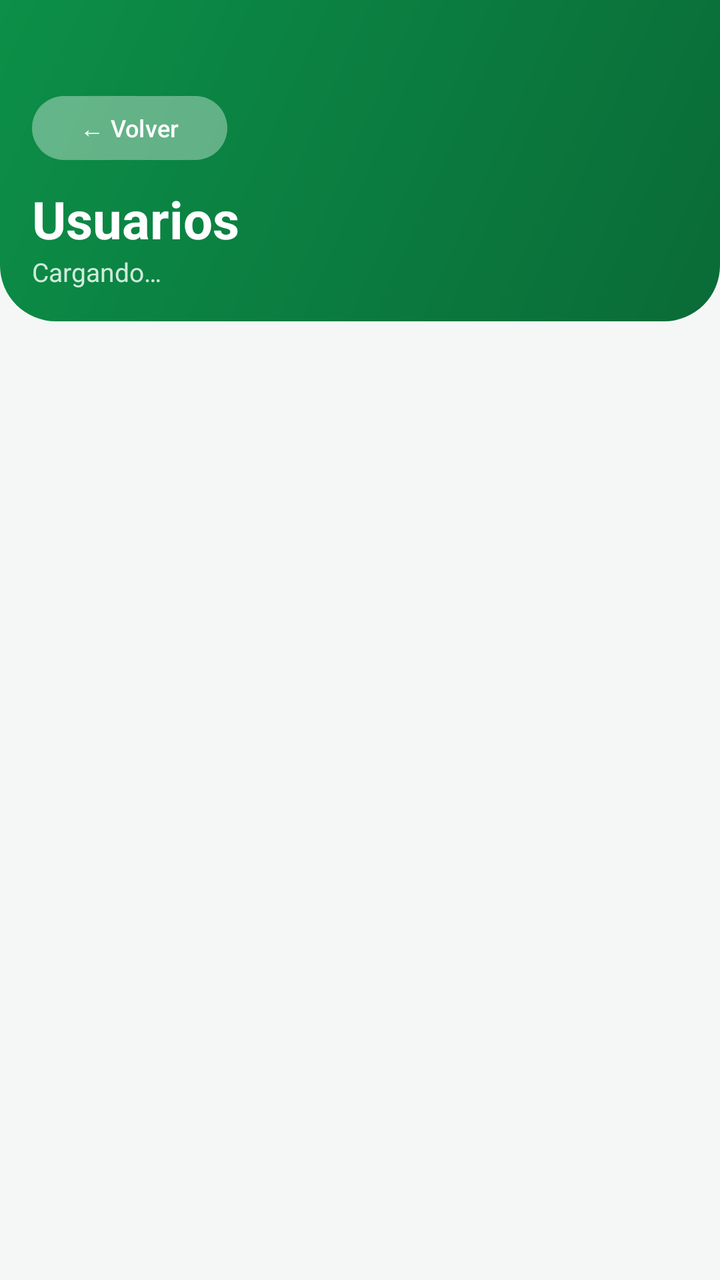
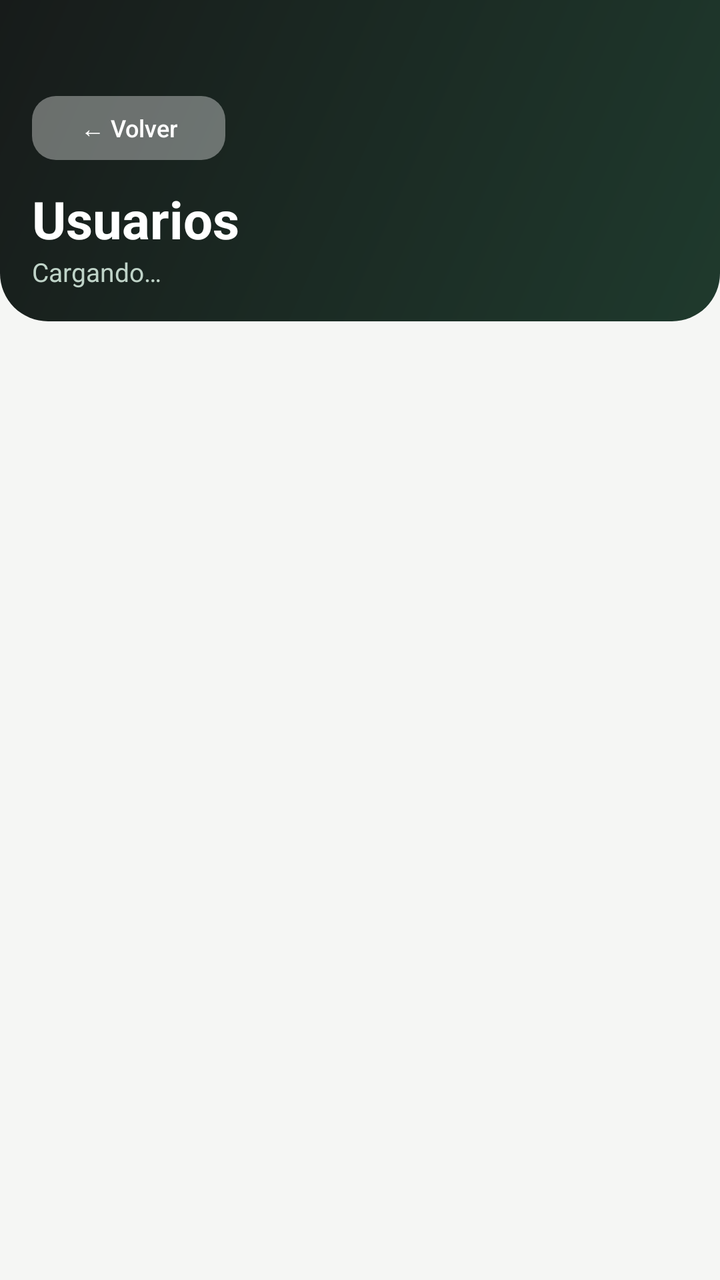

The first picture is an Android layout as it rendered before a commit; the second is the same layout after the commit. The layout source and the unified diff follow.
<!-- AndroidManifest.xml: application theme Theme.RunGuide -->
<!-- res/layout/activity_usuarios.xml -->
<?xml version="1.0" encoding="utf-8"?>
<LinearLayout xmlns:android="http://schemas.android.com/apk/res/android"
    android:layout_width="match_parent"
    android:layout_height="match_parent"
    android:orientation="vertical"
    android:background="@color/fondo_app">

    <LinearLayout
        android:layout_width="match_parent"
        android:layout_height="wrap_content"
        android:orientation="vertical"
        android:background="@drawable/bg_header"
        android:paddingTop="44dp"
        android:paddingBottom="16dp"
        android:paddingStart="16dp"
        android:paddingEnd="16dp">

        <Button
            android:id="@+id/btnVolverUsuarios"
            android:layout_width="wrap_content"
            android:layout_height="40dp"
            android:text="← Volver"
            android:textSize="12sp"
            android:textAllCaps="false"
            android:backgroundTint="#33FFFFFF"
            android:textColor="#FFFFFF" />

        <TextView
            android:layout_width="wrap_content"
            android:layout_height="wrap_content"
            android:text="Usuarios"
            android:textSize="26sp"
            android:textStyle="bold"
            android:textColor="#FFFFFF"
            android:layout_marginTop="8dp" />

        <TextView
            android:id="@+id/tvResumenUsuarios"
            android:layout_width="wrap_content"
            android:layout_height="wrap_content"
            android:text="Cargando…"
            android:textSize="13sp"
            android:textColor="#CFEBDB" />

    </LinearLayout>

    <TextView
        android:id="@+id/tvVacioUsuarios"
        android:layout_width="match_parent"
        android:layout_height="wrap_content"
        android:text="Aún no hay usuarios registrados"
        android:gravity="center"
        android:padding="32dp"
        android:textColor="@color/texto_secundario"
        android:visibility="gone" />

    <androidx.recyclerview.widget.RecyclerView
        android:id="@+id/recyclerUsuarios"
        android:layout_width="match_parent"
        android:layout_height="match_parent"
        android:clipToPadding="false"
        android:paddingTop="8dp"
        android:paddingBottom="16dp" />

</LinearLayout>
<!-- resources referenced by this layout -->
<resources>
  <color name="fondo_app">#F4F7F5</color>
  <color name="texto_secundario">#6B7280</color>
  <!-- drawable bg_header (drawable) -->
  <?xml version="1.0" encoding="utf-8"?>
  <shape xmlns:android="http://schemas.android.com/apk/res/android" android:shape="rectangle">
      <gradient
          android:angle="315"
          android:startColor="#0C8F48"
          android:endColor="#0A6B37" />
      <corners
          android:bottomLeftRadius="28dp"
          android:bottomRightRadius="28dp" />
  </shape>
  <style name="Theme.RunGuide" parent="Base.Theme.RunGuide" />
  <style name="Base.Theme.RunGuide" parent="Theme.Material3.Light.NoActionBar">
          <item name="colorPrimary">@color/verde_primario</item>
          <item name="colorOnPrimary">@color/white</item>
          <item name="colorPrimaryContainer">@color/verde_claro</item>
          <item name="colorOnPrimaryContainer">@color/verde_oscuro</item>
          <item name="android:colorBackground">@color/fondo_app</item>
          <item name="android:statusBarColor">@color/verde_primario</item>
          <item name="shapeAppearanceSmallComponent">@style/ShapeAppearance.RunGuide.Small</item>
          <item name="shapeAppearanceMediumComponent">@style/ShapeAppearance.RunGuide.Medium</item>
      </style>
  <color name="verde_primario">#0C8F48</color>
  <color name="white">#FFFFFFFF</color>
  <color name="verde_claro">#E6F4EC</color>
  <color name="verde_oscuro">#0A6B37</color>
  <style name="ShapeAppearance.RunGuide.Small" parent="ShapeAppearance.Material3.SmallComponent">
          <item name="cornerFamily">rounded</item>
          <item name="cornerSize">14dp</item>
      </style>
  <style name="ShapeAppearance.RunGuide.Medium" parent="ShapeAppearance.Material3.MediumComponent">
          <item name="cornerFamily">rounded</item>
          <item name="cornerSize">22dp</item>
      </style>
</resources>

<!-- the commit's change to res/layout/activity_usuarios.xml (unified diff, before → after) -->
@@ -40,7 +40,7 @@
             android:layout_height="wrap_content"
             android:text="Cargando…"
             android:textSize="13sp"
-            android:textColor="#CFEBDB" />
+            android:textColor="#BFD3C8" />
 
     </LinearLayout>
 
<!-- resource entries referenced after the edit -->
@@ -1,17 +1,17 @@
 <!-- resources referenced by this layout -->
 <resources>
-  <color name="fondo_app">#F4F7F5</color>
-  <color name="texto_secundario">#6B7280</color>
+  <color name="fondo_app">#F5F6F4</color>
+  <color name="texto_secundario">#6B7370</color>
   <!-- drawable bg_header (drawable) -->
   <?xml version="1.0" encoding="utf-8"?>
   <shape xmlns:android="http://schemas.android.com/apk/res/android" android:shape="rectangle">
       <gradient
           android:angle="315"
-          android:startColor="#0C8F48"
-          android:endColor="#0A6B37" />
+          android:startColor="#171B1A"
+          android:endColor="#1F3A2D" />
       <corners
-          android:bottomLeftRadius="28dp"
-          android:bottomRightRadius="28dp" />
+          android:bottomLeftRadius="24dp"
+          android:bottomRightRadius="24dp" />
   </shape>
   <style name="Theme.RunGuide" parent="Base.Theme.RunGuide" />
   <style name="Base.Theme.RunGuide" parent="Theme.Material3.Light.NoActionBar">
@@ -19,22 +19,41 @@
           <item name="colorOnPrimary">@color/white</item>
           <item name="colorPrimaryContainer">@color/verde_claro</item>
           <item name="colorOnPrimaryContainer">@color/verde_oscuro</item>
+          <item name="colorSecondary">@color/amarillo</item>
+          <item name="colorOnSecondary">@color/negro_carbon</item>
+          <item name="colorSecondaryContainer">@color/amarillo_claro</item>
+          <item name="colorOnSecondaryContainer">@color/amarillo_texto</item>
+          <item name="colorOutline">@color/borde</item>
           <item name="android:colorBackground">@color/fondo_app</item>
-          <item name="android:statusBarColor">@color/verde_primario</item>
+          <item name="android:statusBarColor">@color/negro_carbon</item>
+          <item name="android:windowLightStatusBar">false</item>
+          <item name="materialButtonStyle">@style/Widget.RunGuide.Button</item>
           <item name="shapeAppearanceSmallComponent">@style/ShapeAppearance.RunGuide.Small</item>
           <item name="shapeAppearanceMediumComponent">@style/ShapeAppearance.RunGuide.Medium</item>
       </style>
-  <color name="verde_primario">#0C8F48</color>
+  <color name="verde_primario">#2F7D57</color>
   <color name="white">#FFFFFFFF</color>
-  <color name="verde_claro">#E6F4EC</color>
-  <color name="verde_oscuro">#0A6B37</color>
+  <color name="verde_claro">#E7F0EA</color>
+  <color name="verde_oscuro">#1F5A3F</color>
+  <color name="amarillo">#E8B93C</color>
+  <color name="negro_carbon">#171B1A</color>
+  <color name="amarillo_claro">#FAF1D6</color>
+  <color name="amarillo_texto">#6B5200</color>
+  <color name="borde">#E2E6E3</color>
+  <style name="Widget.RunGuide.Button" parent="Widget.Material3.Button">
+          <item name="cornerRadius">12dp</item>
+          <item name="android:textAllCaps">false</item>
+          <item name="android:letterSpacing">0</item>
+          <item name="android:textSize">14sp</item>
+          <item name="android:stateListAnimator">@null</item>
+      </style>
   <style name="ShapeAppearance.RunGuide.Small" parent="ShapeAppearance.Material3.SmallComponent">
           <item name="cornerFamily">rounded</item>
-          <item name="cornerSize">14dp</item>
+          <item name="cornerSize">12dp</item>
       </style>
   <style name="ShapeAppearance.RunGuide.Medium" parent="ShapeAppearance.Material3.MediumComponent">
           <item name="cornerFamily">rounded</item>
-          <item name="cornerSize">22dp</item>
+          <item name="cornerSize">18dp</item>
       </style>
 </resources>
 
